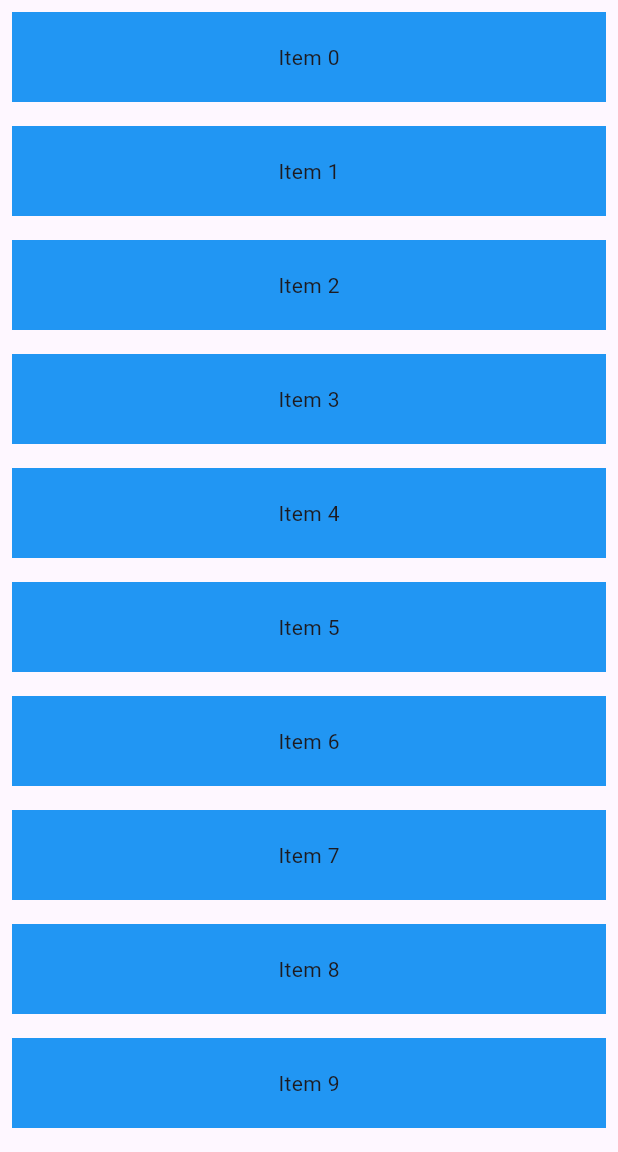
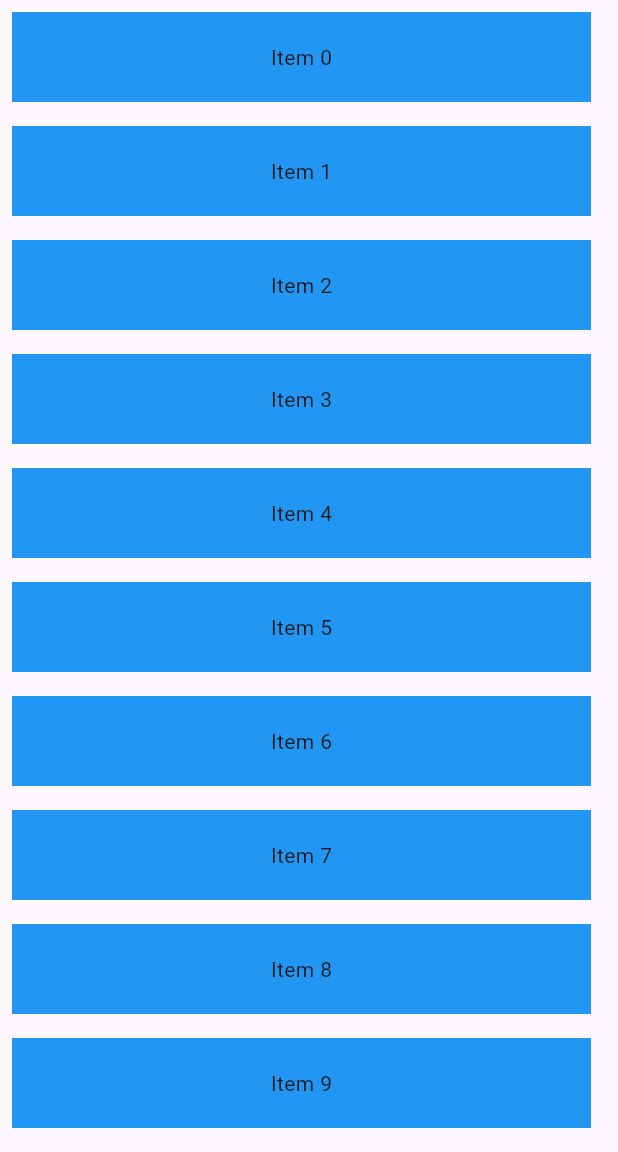
Before and after one commit to bixat/flexible_wrap, a Flutter app: the screen it shows after launch, on a phone screen of 412 x 824 dp, the part 84-1236 px from its top. Run offline on Flutter 3.47's test engine with Material 3 defaults, Android fonts, the phone set to English and light mode, and no system bars.

Commit message:
Added spacing to item width (#3)
* Added spacing to item width

* bump package version

* updated changelogs

```diff
--- a/example/lib/main.dart
+++ b/example/lib/main.dart
@@ -33,6 +33,8 @@ class MyHomePage extends StatefulWidget {
 
 class _MyHomePageState extends State<MyHomePage> {
   final padding = 8.0;
+  final spacing = 10.0;
+  final itemWidth = 380.0;
   @override
   Widget build(BuildContext context) {
     return Scaffold(
@@ -44,18 +46,19 @@ class _MyHomePageState extends State<MyHomePage> {
         length: 35, // Number of children to display
         runAlignment: WrapAlignment.start,
         crossAxisAlignment: WrapCrossAlignment.end,
+        spacing: spacing,
         builder: (int index, double itemExtraWidth) {
           return Padding(
             padding: EdgeInsets.all(padding),
             child: Container(
               height: 60,
               color: Colors.blue,
-              width: 380.0 + itemExtraWidth,
+              width: itemWidth + itemExtraWidth,
               child: Center(child: Text('Item $index')),
             ),
           );
         },
-        itemWidth: 380.0 +
+        itemWidth: itemWidth +
             (padding *
                 2), // Width of each item + padding value, 2 => horizontal and vertical
         direction: Axis.horizontal, // Direction to arrange the children
--- a/lib/src/flexible_wrap_base.dart
+++ b/lib/src/flexible_wrap_base.dart
@@ -30,7 +30,7 @@ class FlexibleWrap extends StatelessWidget {
   final int length;
 
   /// The builder function to generate children with the given index and extra width.
-  final Widget Function(int index, double itemExtraWIdth) builder;
+  final Widget Function(int index, double itemExtraWidth) builder;
 
   /// The width of each item in the wrap.
   final double itemWidth;
@@ -66,9 +66,10 @@ class FlexibleWrap extends StatelessWidget {
   Widget build(BuildContext context) {
     return LayoutBuilder(builder: (context, constraint) {
       double extraWidth = 0.0;
+      final double widthWithSpacing = itemWidth + spacing;
       if (constraint.maxWidth.isFinite) {
-        int items = (constraint.maxWidth / itemWidth).floor();
-        double remainder = constraint.maxWidth.remainder(itemWidth);
+        int items = (constraint.maxWidth / widthWithSpacing).floor();
+        double remainder = constraint.maxWidth.remainder(widthWithSpacing);
         extraWidth = remainder / items;
       }
       return Wrap(
--- a/pubspec.yaml
+++ b/pubspec.yaml
@@ -1,6 +1,6 @@
 name: flexible_wrap
 description: "FlexibleWrap is a Flutter widget designed to provide a flexible and customizable way to arrange widgets in a wrap layout"
-version: 0.0.2
+version: 0.0.3
 homepage: https://github.com/bixat/flexible_wrap
 
 environment:
```
Also changed, not shown: 2 other files.
